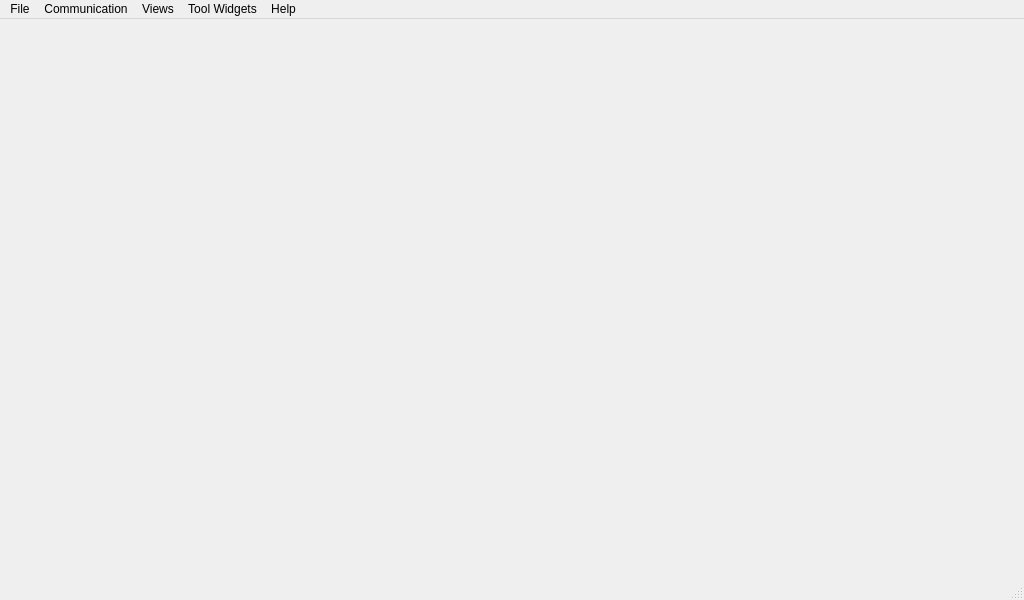
Before: the Qt Designer form src/ui/MainWindow.ui in ArduPilot/apm_planner, drawn with Qt 5.
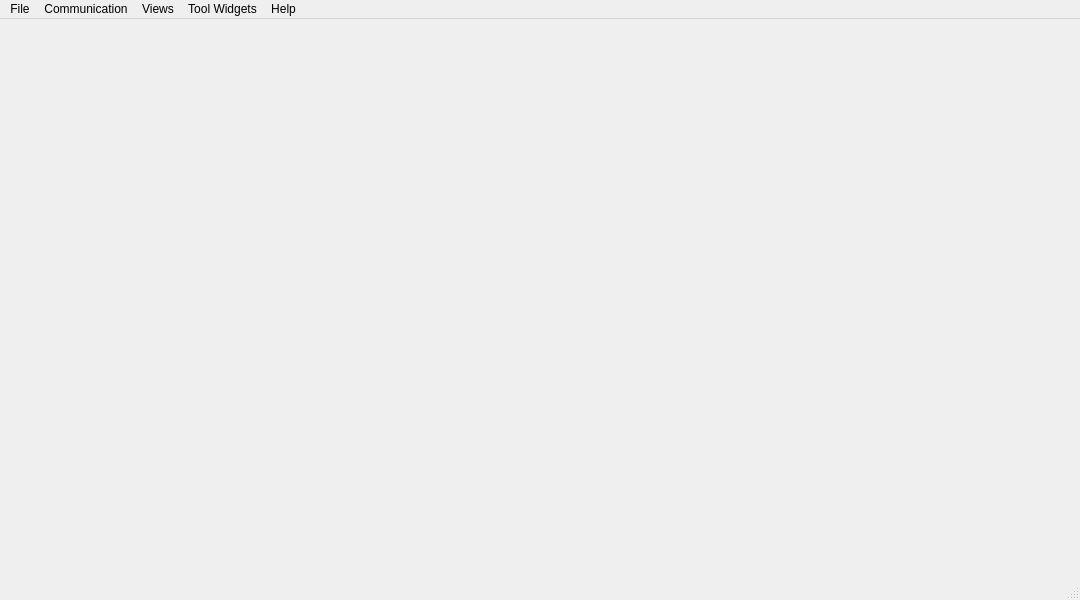
After: the same form once the commit is applied. Icons and pictures are not drawn.

Commit message: Add Plot View Button to toolbar

Diff of the .ui file:
```diff
--- a/src/ui/MainWindow.ui
+++ b/src/ui/MainWindow.ui
@@ -6,13 +6,13 @@
    <rect>
     <x>0</x>
     <y>0</y>
-    <width>1024</width>
+    <width>1080</width>
     <height>600</height>
    </rect>
   </property>
   <property name="minimumSize">
    <size>
-    <width>1024</width>
+    <width>1080</width>
     <height>576</height>
    </size>
   </property>
@@ -50,8 +50,8 @@
     <rect>
      <x>0</x>
      <y>0</y>
-     <width>1024</width>
-     <height>21</height>
+     <width>1080</width>
+     <height>22</height>
     </rect>
    </property>
    <widget class="QMenu" name="menuMGround">
```
The commit also changes 4 other files.
